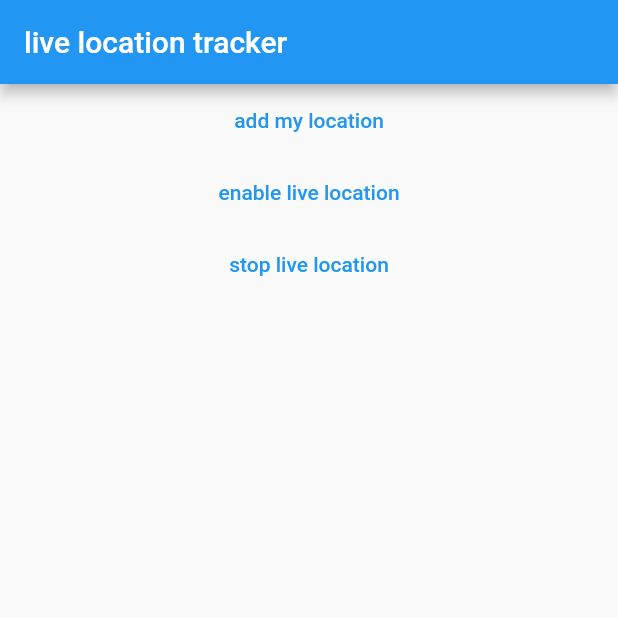
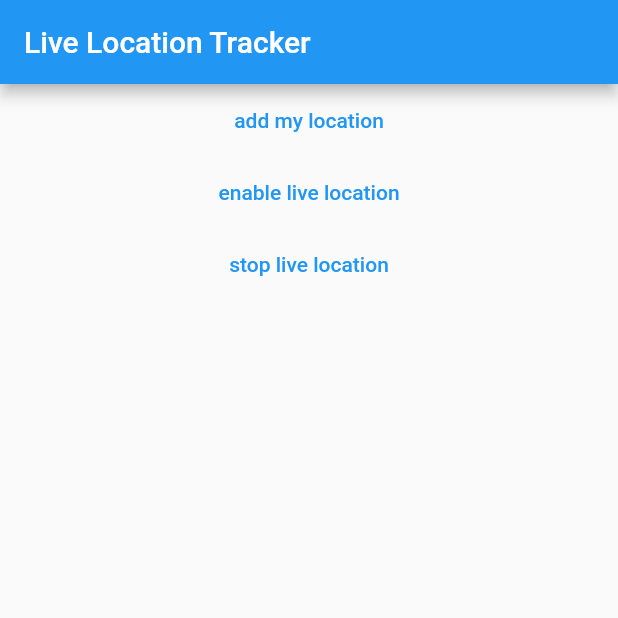
Before and after one commit to sachinds501/location_tracker, a Flutter app: the screen it shows after launch, on a phone screen of 412 x 824 dp, the top half of it. Run offline on Flutter 3.47's test engine with Material 2 defaults, Android fonts, the phone set to English and light mode, and no system bars; our stand-ins replace cloud_firestore, firebase_core, google_maps_flutter, location, permission_handler; accounts and stored records are empty.

Commit message:
Everything runnig perfectly

```diff
--- a/lib/main.dart
+++ b/lib/main.dart
@@ -34,7 +34,7 @@ class _MyAppState extends State<MyApp> {
   Widget build(BuildContext context) {
     return Scaffold(
       appBar: AppBar(
-        title: const Text('live location tracker'),
+        title: const Text('Live Location Tracker'),
       ),
       body: Column(
         children: [
```
Also changed, not shown: 4 other files.
